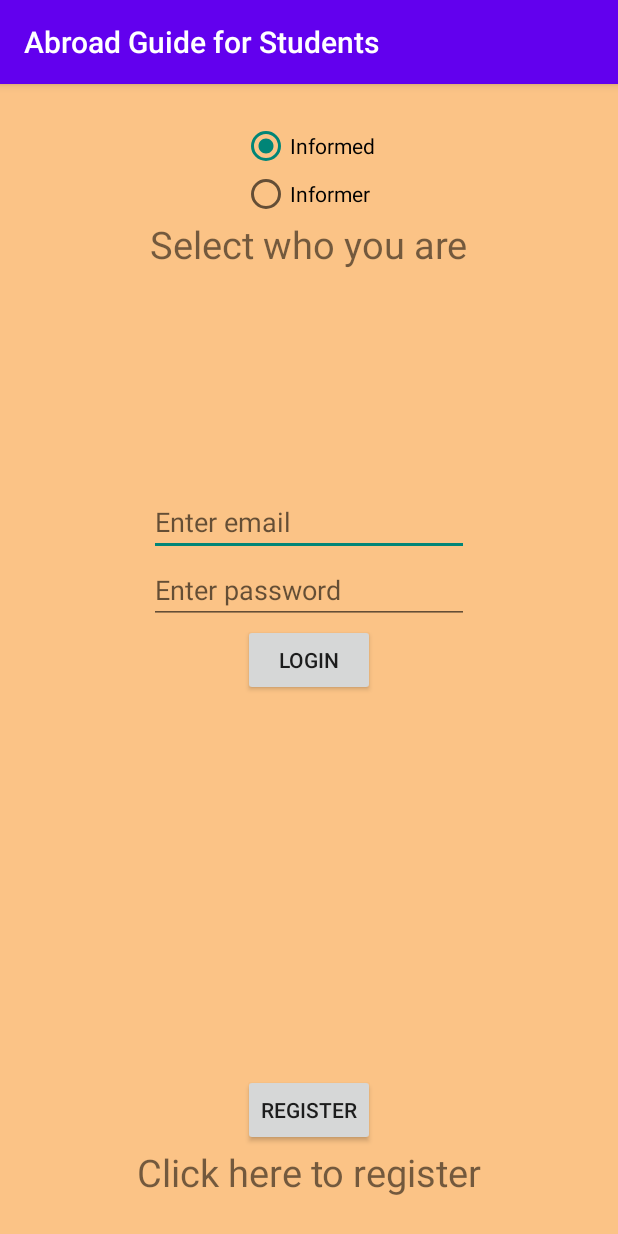
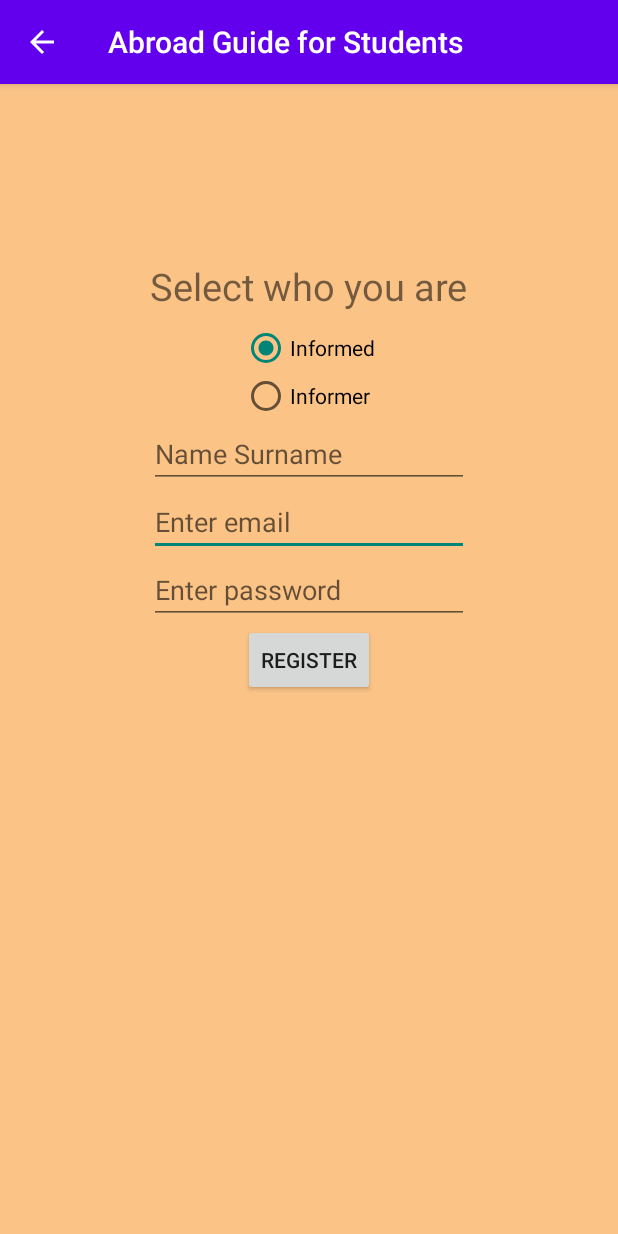
Before and after one commit to sglbl/Abroad-Guide-for-Students, an Android app: the screen it shows after launch (Main before the commit, RegisterPage after it), after a tap on "REGISTER", on a phone screen of 412 x 824 dp. Run offline under Robolectric (Android 15) with nearby library versions, the phone set to English and light mode, and no system bars.

Commit message:
register page errors fixed

```diff
--- a/app/src/main/AndroidManifest.xml
+++ b/app/src/main/AndroidManifest.xml
@@ -17,6 +17,9 @@
             android:parentActivityName=".Main">
             <!-- Body intentionally empty -->
         </activity>
+        <activity android:name=".RegisterPage"
+            android:parentActivityName=".Main">
+        </activity>
         <activity
             android:name=".Main"
             android:screenOrientation="portrait">
--- a/app/src/main/java/com/sglbl/abroadguideforstudents/Main.java
+++ b/app/src/main/java/com/sglbl/abroadguideforstudents/Main.java
@@ -39,6 +39,12 @@ public class Main extends AppCompatActivity {
         startActivity(i);
     }
 
+    public void checkUserType(View v){
+        rbutton = findViewById( rGroup.getCheckedRadioButtonId() );
+        Toast.makeText(getApplicationContext(),"Selected user type: " + rbutton.getText() ,Toast.LENGTH_SHORT).show();
+    }
+
+
     public void openRegisterPage(){
         Intent i; //This is for opening game.
         i = new Intent(this, RegisterPage.class);
--- a/app/src/main/java/com/sglbl/abroadguideforstudents/RegisterPage.java
+++ b/app/src/main/java/com/sglbl/abroadguideforstudents/RegisterPage.java
@@ -1,18 +1,46 @@
 package com.sglbl.abroadguideforstudents;
 
+import android.content.Intent;
 import android.os.Bundle;
 import android.view.View;
 import android.widget.Button;
+import android.widget.RadioGroup;
+import android.widget.Toast;
 
 import androidx.appcompat.app.AppCompatActivity;
 
 public class RegisterPage extends AppCompatActivity implements View.OnClickListener {
+    private Button rButton, registerButton;
+    private RadioGroup rGroup;
+
+    public static final String EXTRA_TEXT2 = "com.sglbl.abroadguideforstudents.transfer.EXTRA_TEXT";
 
     @Override
     protected void onCreate(Bundle savedInstanceState) {
         super.onCreate(savedInstanceState);
         setContentView(R.layout.register_page);
 
+        rGroup  = findViewById(R.id.rGroup);
+        registerButton = (Button)findViewById(R.id.regButton);
+        registerButton.setOnClickListener(v-> saveToDatabase());
+
+    }
+
+    private void saveToDatabase() {
+        System.out.println( "Register info will be saved to database" );
+        //çç
+//        Intent i; //This is for opening game.
+//        i = new Intent(this, DatabaseSaver.class);
+//
+//        rButton = findViewById( rGroup.getCheckedRadioButtonId() );
+//        i.putExtra(EXTRA_TEXT2, rButton.getText()  );
+//
+//        startActivity(i);
+    }
+
+    public void checkUserType(View v){
+        rButton = findViewById( rGroup.getCheckedRadioButtonId() );
+        Toast.makeText(getApplicationContext(),"Selected user type: " + rButton.getText() ,Toast.LENGTH_SHORT).show();
     }
 
     @Override
--- a/app/src/main/res/layout/main.xml
+++ b/app/src/main/res/layout/main.xml
@@ -13,15 +13,6 @@
         android:layout_centerHorizontal="true"
         android:layout_centerVertical="true"
         android:text="LOGIN" />
-
-    <Button
-        android:id="@+id/regButton"
-        android:layout_width="wrap_content"
-        android:layout_height="wrap_content"
-        android:layout_centerHorizontal="true"
-        android:layout_centerVertical="true"
-        android:layout_above="@+id/registerAsk"
-        android:text="REGISTER" />
 
     <TextView
         android:id="@+id/gametype"
@@ -41,7 +32,7 @@
 
         <RadioButton
             android:id="@+id/one"
-            android:onClick="checkHowManyPlayer"
+            android:onClick="checkUserType"
             android:layout_width="wrap_content"
             android:layout_height="wrap_content"
             android:checked="true"
@@ -49,22 +40,12 @@
 
         <RadioButton
             android:id="@+id/two"
-            android:onClick="checkHowManyPlayer"
+            android:onClick="checkUserType"
             android:layout_width="wrap_content"
             android:layout_height="wrap_content"
             android:text="Informer"/>
 
     </RadioGroup>
-
-    <TextView
-        android:id="@+id/registerAsk"
-        android:textSize="25sp"
-        android:layout_marginBottom="25dp"
-        android:layout_width="wrap_content"
-        android:layout_height="wrap_content"
-        android:layout_alignParentBottom="true"
-        android:layout_centerHorizontal="true"
-        android:text="Click here to register"/>
 
     <EditText
         android:id="@+id/editTextTextEmailAddress"
@@ -86,4 +67,23 @@
         android:ems="10"
         android:inputType="textPassword" />
 
+    <Button
+        android:id="@+id/regButton"
+        android:layout_width="wrap_content"
+        android:layout_height="wrap_content"
+        android:layout_centerHorizontal="true"
+        android:layout_centerVertical="true"
+        android:layout_above="@+id/registerAsk"
+        android:text="REGISTER" />
+
+    <TextView
+        android:id="@+id/registerAsk"
+        android:textSize="25sp"
+        android:layout_marginBottom="25dp"
+        android:layout_width="wrap_content"
+        android:layout_height="wrap_content"
+        android:layout_alignParentBottom="true"
+        android:layout_centerHorizontal="true"
+        android:text="Click here to register"/>
+
 </RelativeLayout>
--- a/app/src/main/res/layout/register_page.xml
+++ b/app/src/main/res/layout/register_page.xml
@@ -33,7 +33,7 @@
 
         <RadioButton
             android:id="@+id/one"
-            android:onClick="checkHowManyPlayer"
+            android:onClick="checkUserType"
             android:layout_width="wrap_content"
             android:layout_height="wrap_content"
             android:checked="true"
@@ -41,7 +41,7 @@
 
         <RadioButton
             android:id="@+id/two"
-            android:onClick="checkHowManyPlayer"
+            android:onClick="checkUserType"
             android:layout_width="wrap_content"
             android:layout_height="wrap_content"
             android:text="Informer"/>
```
